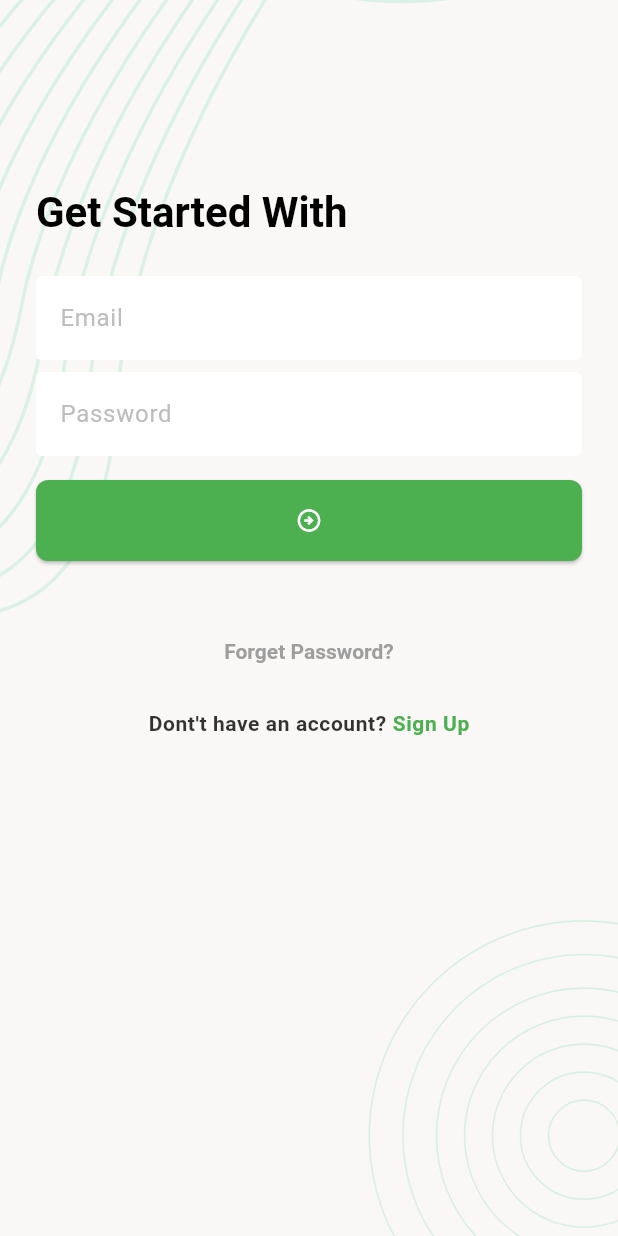
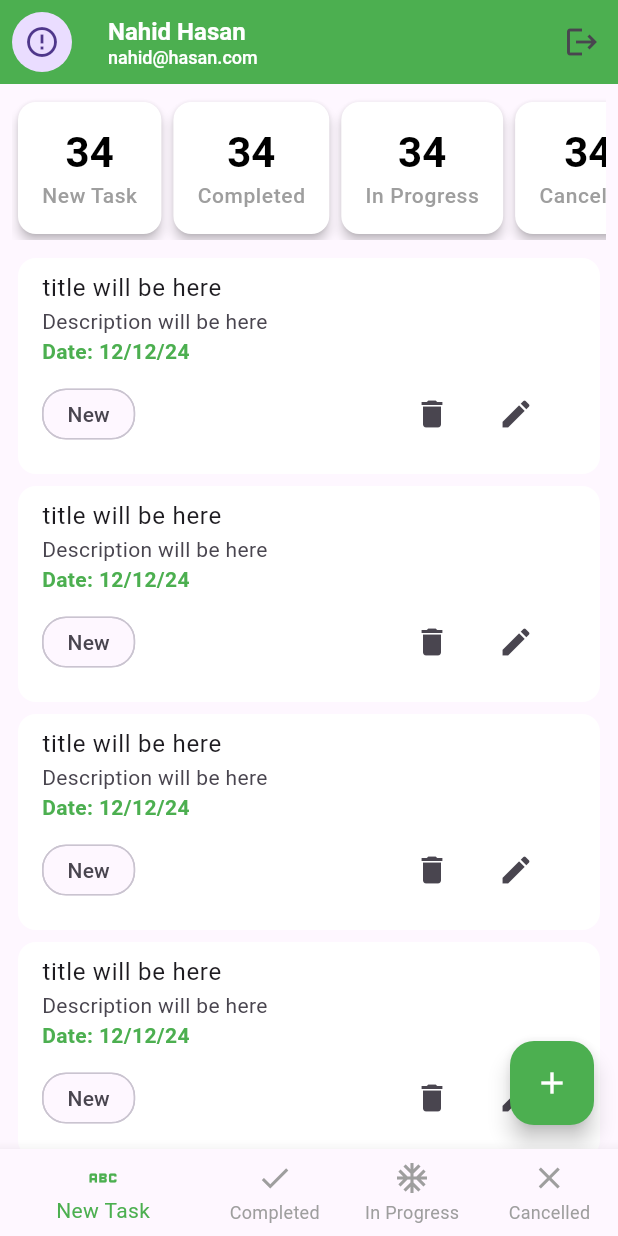
Before and after one commit to mdnahidhasan999/AppDevelopment, a Flutter app: the screen it shows after launch, after a tap on the "arrow circle right" icon, on a phone screen of 412 x 824 dp. Run offline on Flutter 3.47's test engine with Material 3 defaults, Android fonts, the phone set to English and light mode, and no system bars; drawn by our look-alikes of cached_network_image; our stand-ins replace flutter_svg, pin_code_fields; network calls fail.

Commit message:
Task Manager Ui design complated

```diff
--- a/lib/ui/screens/auth/sign_in_screen.dart
+++ b/lib/ui/screens/auth/sign_in_screen.dart
@@ -1,6 +1,7 @@
 import 'package:flutter/gestures.dart';
 import 'package:flutter/material.dart';
 import 'package:practiceapp/ui/screens/auth/sign_up_screen.dart';
+import 'package:practiceapp/ui/screens/main_bottom_nav_screen.dart';
 
 import 'package:practiceapp/ui/widgets/background_widget.dart';
 
@@ -53,7 +54,7 @@ class _SignInScreenState extends State<SignInScreen> {
                     height: 16,
                   ),
                   ElevatedButton(
-                    onPressed: () {},
+                    onPressed: () {_onTapNextButtton();},
                     child: const Icon(Icons.arrow_circle_right_outlined),
                   ),
                   const SizedBox(
@@ -110,6 +111,14 @@ class _SignInScreenState extends State<SignInScreen> {
     );
   }
 
+  void _onTapNextButtton(){
+    Navigator.pushReplacement(
+      context,
+      MaterialPageRoute(
+        builder: (context) => const MainBottomNavScreen(),
+      ),
+    );
+  }
   void _onTapForgotPasswordButton() {
     Navigator.push(
       context,
--- /dev/null
+++ b/lib/ui/screens/main_bottom_nav_screen.dart
@@ -0,0 +1,53 @@
+import 'package:flutter/material.dart';
+import 'package:practiceapp/ui/utility/app_colors.dart';
+
+import '../widgets/profile_app_bar.dart';
+import 'cancelled_task_screen.dart';
+import 'complated_task_screen.dart';
+import 'in_progress_task_screen.dart';
+import 'new_task_screen.dart';
+
+class MainBottomNavScreen extends StatefulWidget {
+  const MainBottomNavScreen({super.key});
+
+  @override
+  State<MainBottomNavScreen> createState() => _MainBottomNavScreenState();
+}
+
+class _MainBottomNavScreenState extends State<MainBottomNavScreen> {
+  int _selectedIndex = 0;
+  final List<Widget> _screens = const[
+    NewTaskScreen(),
+    ComplatedTaskScreen(),
+    InProgressTaskScreen(),
+    CancelledTaskScreen(),
+
+  ];
+
+  @override
+  Widget build(BuildContext context) {
+    return Scaffold(
+      appBar: profileAppBar(context),
+      body: _screens[_selectedIndex],
+      bottomNavigationBar: BottomNavigationBar(
+        currentIndex: _selectedIndex,
+        onTap: (index) {
+          _selectedIndex = index;
+          if (mounted) {
+            setState(() {});
+          }
+        },
+        selectedItemColor: AppColors.themeColor,
+        unselectedItemColor: Colors.grey,
+        showUnselectedLabels: true,
+
+        items: const [
+          BottomNavigationBarItem(icon: Icon(Icons.abc), label: 'New Task'),
+          BottomNavigationBarItem(icon: Icon(Icons.done), label: 'Completed'),
+          BottomNavigationBarItem(icon: Icon(Icons.ac_unit), label: 'In Progress'),
+          BottomNavigationBarItem(icon: Icon(Icons.close), label: 'Cancelled'),
+        ],
+      ),
+    );
+  }
+}
--- /dev/null
+++ b/lib/ui/screens/new_task_screen.dart
@@ -0,0 +1,80 @@
+import 'package:flutter/material.dart';
+import 'package:practiceapp/ui/screens/add_new_task_screen.dart';
+import 'package:practiceapp/ui/utility/app_colors.dart';
+
+import '../widgets/task_item.dart';
+import '../widgets/task_summary_card.dart';
+
+class NewTaskScreen extends StatefulWidget {
+  const NewTaskScreen({super.key});
+
+  @override
+  State<NewTaskScreen> createState() => _NewTaskScreenState();
+}
+
+class _NewTaskScreenState extends State<NewTaskScreen> {
+  @override
+  Widget build(BuildContext context) {
+    return Scaffold(
+      body: Padding(
+        padding: const EdgeInsets.only(top: 8, left: 8, right: 8),
+        child: Column(
+          children: [
+            _buildSummarySection(),
+            const SizedBox(
+              height: 8,
+            ),
+            Expanded(
+              child: ListView.builder(
+                itemCount: 5,
+                itemBuilder: (context, index) {
+                  return const TaskItem();
+                },
+              ),
+            ),
+          ],
+        ),
+      ),
+      floatingActionButton: FloatingActionButton(
+        onPressed: _onTapAddButton,
+        backgroundColor: AppColors.themeColor,
+        foregroundColor: Colors.white,
+        child: const Icon(Icons.add),
+      ),
+    );
+  }
+  void _onTapAddButton() {
+    Navigator.push(
+      context,
+      MaterialPageRoute(
+        builder: (context) => const AddNewTaskScreen(),
+      ),
+    );
+  }
+
+  Widget _buildSummarySection() {
+    return const SingleChildScrollView(
+      scrollDirection: Axis.horizontal,
+      child: Row(
+        children: [
+          TaskSummaryCard(
+            title: 'New Task',
+            count: '34',
+          ),
+          TaskSummaryCard(
+            title: 'Completed',
+            count: '34',
+          ),
+          TaskSummaryCard(
+            title: 'In Progress',
+            count: '34',
+          ),
+          TaskSummaryCard(
+            title: 'Cancelled',
+            count: '34',
+          ),
+        ],
+      ),
+    );
+  }
+}
--- /dev/null
+++ b/lib/ui/widgets/network_cached_image.dart
@@ -0,0 +1,25 @@
+import 'package:cached_network_image/cached_network_image.dart';
+import 'package:flutter/material.dart';
+
+class NetworkCachedImage extends StatelessWidget {
+  const NetworkCachedImage({super.key, required this.url, this.height, this.width, this.fit});
+
+  final String url;
+  final double? height;
+  final double? width;
+  final BoxFit? fit;
+
+  @override
+  Widget build(BuildContext context) {
+    return CachedNetworkImage(imageUrl: url, progressIndicatorBuilder: (_, __,___){
+      return const CircularProgressIndicator();
+
+    },
+    errorWidget: (_,__,___){
+      return const Icon(Icons.error_outline);
+      },
+
+
+    );
+  }
+}
--- /dev/null
+++ b/lib/ui/widgets/profile_app_bar.dart
@@ -0,0 +1,66 @@
+import 'package:flutter/material.dart';
+import 'package:practiceapp/ui/screens/update_profile_screen.dart';
+
+import '../utility/app_colors.dart';
+import 'network_cached_image.dart';
+
+AppBar profileAppBar(context, [bool fromUpdateProfile = false]) {
+  return AppBar(
+    backgroundColor: AppColors.themeColor,
+    leading: GestureDetector(
+      onTap: () {
+        if (fromUpdateProfile) {
+          return;
+        }
+        Navigator.push(
+          context,
+          MaterialPageRoute(
+            builder: (context) => const UpdateProfileScreen(),
+          ),
+        );
+      },
+      child: const Padding(
+        padding: EdgeInsets.all(8.0),
+        child: CircleAvatar(
+          radius: 12,
+          child: NetworkCachedImage(
+            url: '',
+          ),
+        ),
+      ),
+    ),
+    title: GestureDetector(
+      onTap: () {
+        if (fromUpdateProfile) {
+          return;
+        }
+        Navigator.push(
+          context,
+          MaterialPageRoute(
+            builder: (context) => const UpdateProfileScreen(),
+          ),
+        );
+      },
+      child: const Column(
+        crossAxisAlignment: CrossAxisAlignment.start,
+        children: [
+          Text(
+            'Nahid Hasan',
+            style: TextStyle(fontSize: 16, color: Colors.white),
+          ),
+          Text(
+            'nahid@hasan.com',
+            style: TextStyle(
+                fontSize: 12, color: Colors.white, fontWeight: FontWeight.w500),
+          ),
+        ],
+      ),
+    ),
+    actions: [
+      IconButton(
+        onPressed: () {},
+        icon: const Icon(Icons.logout),
+      ),
+    ],
+  );
+}
--- /dev/null
+++ b/lib/ui/widgets/task_item.dart
@@ -0,0 +1,49 @@
+import 'package:flutter/material.dart';
+
+class TaskItem extends StatelessWidget {
+  const TaskItem({
+    super.key,
+  });
+
+  @override
+  Widget build(BuildContext context) {
+    return Card(
+      color: Colors.white,
+      elevation: 0,
+      child: ListTile(
+        title: const Text('title will be here'),
+        subtitle: Column(
+          crossAxisAlignment: CrossAxisAlignment.start,
+          children: [
+            const Text('Description will be here'),
+            const Text(
+              'Date: 12/12/24',
+              style: TextStyle(
+                  color: Colors.green, fontWeight: FontWeight.w600),
+            ),
+            Row(
+              mainAxisAlignment: MainAxisAlignment.spaceBetween,
+              children: [
+                Chip(
+                  label: const Text('New'),
+                  shape: RoundedRectangleBorder(
+                      borderRadius: BorderRadius.circular(16)),
+                  padding: const EdgeInsets.symmetric(
+                      horizontal: 8, vertical: 2),
+                ),
+                ButtonBar(
+                  children: [
+                    IconButton(
+                        onPressed: () {}, icon: const Icon(Icons.delete)),
+                    IconButton(
+                        onPressed: () {}, icon: const Icon(Icons.edit)),
+                  ],
+                )
+              ],
+            )
+          ],
+        ),
+      ),
+    );
+  }
+}
--- /dev/null
+++ b/lib/ui/widgets/task_summary_card.dart
@@ -0,0 +1,55 @@
+import 'package:flutter/material.dart';
+
+class TaskSummaryCard extends StatelessWidget {
+  const TaskSummaryCard({
+    super.key,
+    required this.title,
+    required this.count,
+  });
+
+  final String title;
+  final String count;
+
+  @override
+  Widget build(BuildContext context) {
+    return Card(
+      color: Colors.white,
+      elevation: 3,
+      child: Padding(
+        padding: const EdgeInsets.all(16),
+        child: Column(
+          children: [
+            Text(count, style: Theme.of(context).textTheme.titleLarge),
+            Text(title, style: Theme.of(context).textTheme.titleSmall)
+          ],
+        ),
+      ),
+    );
+  }
+}
+
+Widget _buildSummarySection() {
+  return const SingleChildScrollView(
+    scrollDirection: Axis.horizontal,
+    child: Row(
+      children: [
+        TaskSummaryCard(
+          title: 'New Task',
+          count: '34',
+        ),
+        TaskSummaryCard(
+          title: 'Completed',
+          count: '34',
+        ),
+        TaskSummaryCard(
+          title: 'In Progress',
+          count: '34',
+        ),
+        TaskSummaryCard(
+          title: 'Cancelled',
+          count: '34',
+        ),
+      ],
+    ),
+  );
+}
--- a/pubspec.yaml
+++ b/pubspec.yaml
@@ -37,6 +37,7 @@ dependencies:
   cupertino_icons: ^1.0.6
   flutter_svg: ^2.0.10+1
   pin_code_fields: ^8.0.1
+  cached_network_image: ^3.3.1
 
 dev_dependencies:
   flutter_test:
```
Also changed, not shown: lib/ui/screens/add_new_task_screen.dart (added, +60 -0 lines), lib/ui/screens/cancelled_task_screen.dart (added, +24 -0 lines), lib/ui/screens/complated_task_screen.dart (added, +24 -0 lines), lib/ui/screens/in_progress_task_screen.dart (added, +24 -0 lines), lib/ui/screens/update_profile_screen.dart (added, +125 -0 lines), pubspec.lock, 2 other files.
